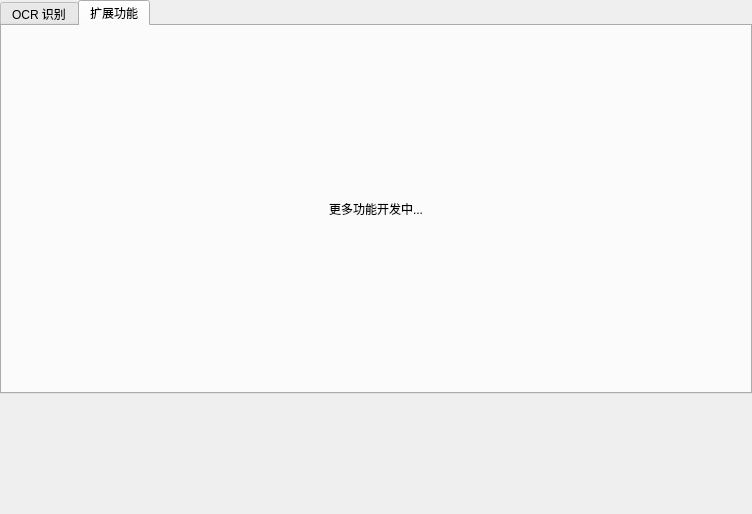
FelixJI/VibeOCR, file src/vibeocr/ui/main_window.ui: the form before one commit.
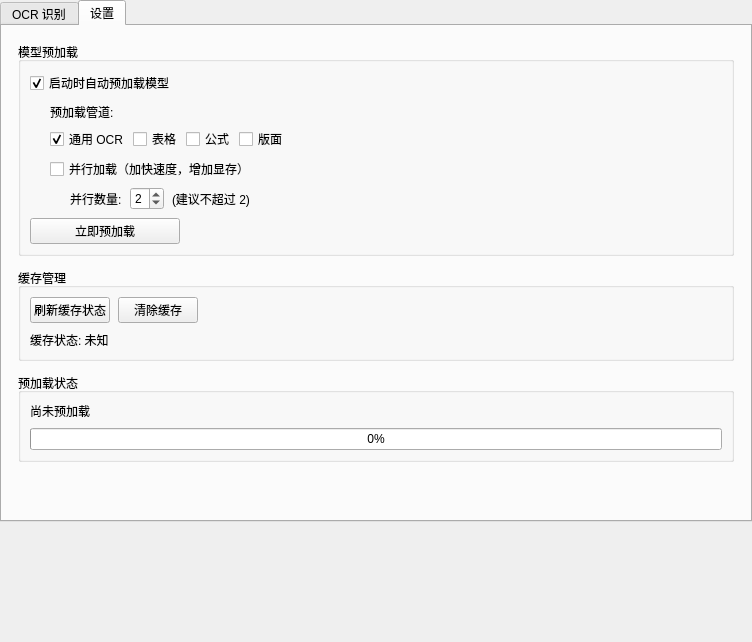
The form after the commit. The open tabs and pages were chosen to show the change. Custom widgets are drawn as their Qt base class.

Commit message:
feat(main): 优化OCR线程和增加模型预加载设置界面
- 增加专用OCR工作线程以避免PaddlePaddle GPU上下文崩溃
- 修改OCR执行逻辑，主线程执行识别以避免堆损坏问题
- 实现OCRWorker和OCRWorkerThread管理长时间运行OCR任务
- 添加模型预加载功能，支持并行和手动触发预加载任务
- 在主窗口集成预加载进度和完成信号，更新状态栏显示
- 新增设置选项页，包含预加载启用、并行配置和缓存管理
- 支持手动刷新和清除依赖及模型缓存
- 延迟导入OCR服务模块，优化启动性能
- 设置环境变量解决Windows环境下PaddlePaddle和NumPy冲突崩溃问题
- 调整UI中设置页布局和控件，增加预加载相关操作控件

Patch:
```diff
--- a/src/vibeocr/ui/main_window.ui
+++ b/src/vibeocr/ui/main_window.ui
@@ -454,19 +454,355 @@
      </widget>
      <widget class="QWidget" name="tabPlaceholder">
       <attribute name="title">
-       <string>扩展功能</string>
+       <string>设置</string>
       </attribute>
       <layout class="QVBoxLayout" name="verticalLayout_3">
+       <property name="spacing">
+        <number>12</number>
+       </property>
+       <property name="leftMargin">
+        <number>16</number>
+       </property>
+       <property name="topMargin">
+        <number>16</number>
+       </property>
+       <property name="rightMargin">
+        <number>16</number>
+       </property>
+       <property name="bottomMargin">
+        <number>16</number>
+       </property>
        <item>
-        <widget class="QLabel" name="labelPlaceholder">
-         <property name="text">
-          <string>更多功能开发中...</string>
+        <widget class="QGroupBox" name="groupPreload">
+         <property name="title">
+          <string>模型预加载</string>
          </property>
-         <property name="alignment">
-          <set>Qt::AlignCenter</set>
+         <layout class="QVBoxLayout" name="preloadLayout">
+          <property name="spacing">
+           <number>8</number>
+          </property>
+          <item>
+           <widget class="QCheckBox" name="chkEnablePreload">
+            <property name="toolTip">
+             <string>启动应用时自动预加载选中的管道，首次识别时无需等待</string>
+            </property>
+            <property name="text">
+             <string>启动时自动预加载模型</string>
+            </property>
+            <property name="checked">
+             <bool>true</bool>
+            </property>
+           </widget>
+          </item>
+          <item>
+           <widget class="QWidget" name="preloadOptions" native="true">
+            <layout class="QVBoxLayout" name="preloadOptionsLayout">
+             <property name="spacing">
+              <number>6</number>
+             </property>
+             <property name="leftMargin">
+              <number>20</number>
+             </property>
+             <property name="topMargin">
+              <number>0</number>
+             </property>
+             <property name="rightMargin">
+              <number>0</number>
+             </property>
+             <property name="bottomMargin">
+              <number>0</number>
+             </property>
+             <item>
+              <widget class="QLabel" name="labelPreloadPipelines">
+               <property name="text">
+                <string>预加载管道:</string>
+               </property>
+              </widget>
+             </item>
+             <item>
+              <layout class="QHBoxLayout" name="preloadPipelinesLayout">
+               <property name="spacing">
+                <number>4</number>
+               </property>
+               <item>
+                <widget class="QCheckBox" name="chkPreloadOCR">
+                 <property name="toolTip">
+                  <string>通用 OCR 管道（约 600MB 显存）</string>
+                 </property>
+                 <property name="text">
+                  <string>通用 OCR</string>
+                 </property>
+                 <property name="checked">
+                  <bool>true</bool>
+                 </property>
+                </widget>
+               </item>
+               <item>
+                <widget class="QCheckBox" name="chkPreloadTable">
+                 <property name="toolTip">
+                  <string>表格识别管道</string>
+                 </property>
+                 <property name="text">
+                  <string>表格</string>
+                 </property>
+                 <property name="checked">
+                  <bool>false</bool>
+                 </property>
+                </widget>
+               </item>
+               <item>
+                <widget class="QCheckBox" name="chkPreloadFormula">
+                 <property name="toolTip">
+                  <string>公式识别管道</string>
+                 </property>
+                 <property name="text">
+                  <string>公式</string>
+                 </property>
+                 <property name="checked">
+                  <bool>false</bool>
+                 </property>
+                </widget>
+               </item>
+               <item>
+                <widget class="QCheckBox" name="chkPreloadStructure">
+                 <property name="toolTip">
+                  <string>版面解析管道（包含 15+ 模型，约 2-3GB 显存）</string>
+                 </property>
+                 <property name="text">
+                  <string>版面</string>
+                 </property>
+                 <property name="checked">
+                  <bool>false</bool>
+                 </property>
+                </widget>
+               </item>
+               <item>
+                <spacer name="horizontalSpacerPreload">
+                 <property name="orientation">
+                  <enum>Qt::Horizontal</enum>
+                 </property>
+                 <property name="sizeHint" stdset="0">
+                  <size>
+                   <width>40</width>
+                   <height>20</height>
+                  </size>
+                 </property>
+                </spacer>
+               </item>
+              </layout>
+             </item>
+             <item>
+              <widget class="QCheckBox" name="chkParallelPreload">
+               <property name="toolTip">
+                <string>并行加载多个管道可加快速度，但会增加峰值显存占用</string>
+               </property>
+               <property name="text">
+                <string>并行加载（加快速度，增加显存）</string>
+               </property>
+               <property name="checked">
+                <bool>false</bool>
+               </property>
+              </widget>
+             </item>
+             <item>
+              <widget class="QWidget" name="parallelOptions" native="true">
+               <layout class="QHBoxLayout" name="parallelOptionsLayout">
+                <property name="spacing">
+                 <number>8</number>
+                </property>
+                <property name="leftMargin">
+                 <number>20</number>
+                </property>
+                <property name="topMargin">
+                 <number>0</number>
+                </property>
+                <property name="rightMargin">
+                 <number>0</number>
+                </property>
+                <property name="bottomMargin">
+                 <number>0</number>
+                </property>
+                <item>
+                 <widget class="QLabel" name="labelMaxWorkers">
+                  <property name="text">
+                   <string>并行数量:</string>
+                  </property>
+                 </widget>
+                </item>
+                <item>
+                 <widget class="QSpinBox" name="spinMaxWorkers">
+                  <property name="toolTip">
+                   <string>同时加载的管道数量，建议不超过 2</string>
+                  </property>
+                  <property name="minimum">
+                   <number>1</number>
+                  </property>
+                  <property name="maximum">
+                   <number>4</number>
+                  </property>
+                  <property name="value">
+                   <number>2</number>
+                  </property>
+                 </widget>
+                </item>
+                <item>
+                 <widget class="QLabel" name="labelMaxWorkersHint">
+                  <property name="text">
+                   <string>(建议不超过 2)</string>
+                  </property>
+                  <property name="foregroundRole">
+                   <enum>QPalette::PlaceholderText</enum>
+                  </property>
+                 </widget>
+                </item>
+                <item>
+                 <spacer name="horizontalSpacerWorkers">
+                  <property name="orientation">
+                   <enum>Qt::Horizontal</enum>
+                  </property>
+                  <property name="sizeHint" stdset="0">
+                   <size>
+                    <width>40</width>
+                    <height>20</height>
+                   </size>
+                  </property>
+                 </spacer>
+                </item>
+               </layout>
+              </widget>
+             </item>
+            </layout>
+           </widget>
+          </item>
+          <item>
+           <widget class="QPushButton" name="btnPreloadNow">
+            <property name="toolTip">
+             <string>立即预加载选中的管道</string>
+            </property>
+            <property name="text">
+             <string>立即预加载</string>
+            </property>
+            <property name="maximumSize">
+             <size>
+              <width>150</width>
+              <height>16777215</height>
+             </size>
+            </property>
+           </widget>
+          </item>
+         </layout>
+        </widget>
+       </item>
+       <item>
+        <widget class="QGroupBox" name="groupCache">
+         <property name="title">
+          <string>缓存管理</string>
          </property>
+         <layout class="QVBoxLayout" name="cacheLayout">
+          <property name="spacing">
+           <number>8</number>
+          </property>
+          <item>
+           <layout class="QHBoxLayout" name="cacheButtonsLayout">
+            <property name="spacing">
+             <number>8</number>
+            </property>
+            <item>
+             <widget class="QPushButton" name="btnRefreshCache">
+              <property name="toolTip">
+               <string>重新扫描模型缓存状态</string>
+              </property>
+              <property name="text">
+               <string>刷新缓存状态</string>
+              </property>
+             </widget>
+            </item>
+            <item>
+             <widget class="QPushButton" name="btnClearCache">
+              <property name="toolTip">
+               <string>清除依赖检测缓存（不影响已下载的模型）</string>
+              </property>
+              <property name="text">
+               <string>清除缓存</string>
+              </property>
+            </widget>
+           </item>
+           <item>
+             <spacer name="horizontalSpacerCache">
+              <property name="orientation">
+               <enum>Qt::Horizontal</enum>
+              </property>
+              <property name="sizeHint" stdset="0">
+               <size>
+                <width>40</width>
+                <height>20</height>
+               </size>
+              </property>
+             </spacer>
+            </item>
+           </layout>
+          </item>
+          <item>
+           <widget class="QLabel" name="labelCacheStatus">
+            <property name="text">
+             <string>缓存状态: 未知</string>
+            </property>
+            <property name="foregroundRole">
+             <enum>QPalette::PlaceholderText</enum>
+            </property>
+           </widget>
+          </item>
+         </layout>
         </widget>
        </item>
+       <item>
+        <widget class="QGroupBox" name="groupStatus">
+         <property name="title">
+          <string>预加载状态</string>
+         </property>
+         <layout class="QVBoxLayout" name="statusLayout">
+          <property name="spacing">
+           <number>8</number>
+          </property>
+          <item>
+           <widget class="QLabel" name="labelPreloadStatus">
+            <property name="text">
+             <string>尚未预加载</string>
+            </property>
+            <property name="wordWrap">
+             <bool>true</bool>
+            </property>
+           </widget>
+          </item>
+          <item>
+           <widget class="QProgressBar" name="progressPreload">
+            <property name="value">
+             <number>0</number>
+            </property>
+            <property name="textVisible">
+             <bool>true</bool>
+            </property>
+            <property name="visible">
+             <bool>false</bool>
+            </property>
+           </widget>
+          </item>
+         </layout>
+        </widget>
+       </item>
+       <item>
+        <spacer name="verticalSpacer">
+         <property name="orientation">
+          <enum>Qt::Vertical</enum>
+         </property>
+         <property name="sizeHint" stdset="0">
+          <size>
+           <width>20</width>
+           <height>40</height>
+          </size>
+         </property>
+        </spacer>
+       </item>
       </layout>
      </widget>
     </widget>
```
Left out of the diff: 2 changed lines with no effect on the pictures. The commit also changes 5 other files.
